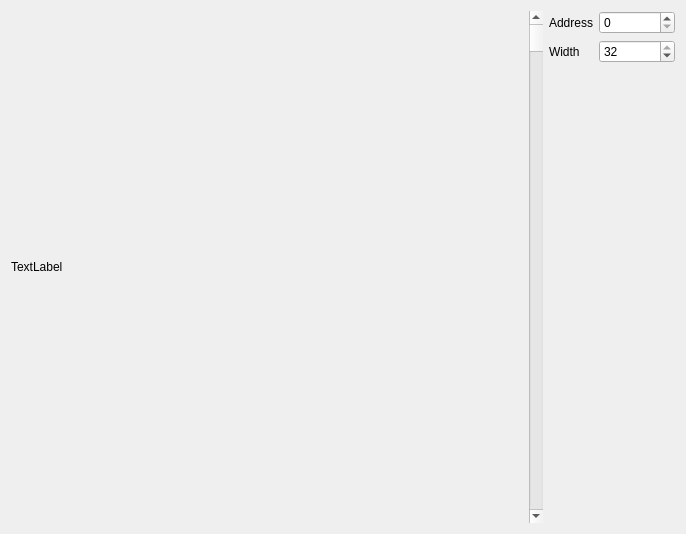
This is ui/memviewer.ui in samstyle/Xpeccy as Qt 5 draws it before an edit. The edited form follows.
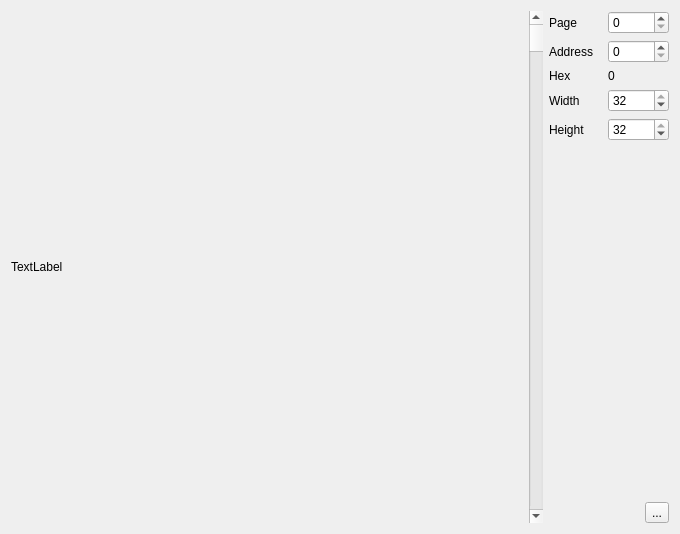
This is the edited form. Icons and pictures are not drawn.

Commit message: build 20161228 [+] Improve sprite scanner: changing #c000 page, sprite hight; ability to save visible area as b/w sprite

```diff
--- a/ui/memviewer.ui
+++ b/ui/memviewer.ui
@@ -9,7 +9,7 @@
    <rect>
     <x>0</x>
     <y>0</y>
-    <width>686</width>
+    <width>680</width>
     <height>522</height>
    </rect>
   </property>
@@ -48,8 +48,43 @@
     </widget>
    </item>
    <item>
-    <layout class="QGridLayout" name="gridLayout" columnstretch="0,10">
+    <layout class="QVBoxLayout" name="verticalLayout">
+     <item>
+      <layout class="QGridLayout" name="gridLayout" columnstretch="0,0">
+       <item row="5" column="0">
+        <spacer name="verticalSpacer">
+         <property name="orientation">
+          <enum>Qt::Vertical</enum>
+         </property>
+         <property name="sizeHint" stdset="0">
+          <size>
+           <width>20</width>
+           <height>40</height>
+          </size>
+         </property>
+        </spacer>
+       </item>
      <item row="1" column="0">
+        <widget class="QLabel" name="label_2">
+         <property name="text">
+          <string>Address</string>
+         </property>
+        </widget>
+       </item>
+       <item row="3" column="1">
+        <widget class="QSpinBox" name="sbWidth">
+         <property name="minimum">
+          <number>1</number>
+         </property>
+         <property name="maximum">
+          <number>32</number>
+         </property>
+         <property name="value">
+          <number>32</number>
+         </property>
+        </widget>
+       </item>
+       <item row="3" column="0">
       <widget class="QLabel" name="label_3">
        <property name="text">
         <string>Width</string>
@@ -57,48 +92,93 @@
       </widget>
      </item>
      <item row="1" column="1">
-      <widget class="QSpinBox" name="sbWidth">
-       <property name="minimum">
-        <number>1</number>
-       </property>
-       <property name="maximum">
-        <number>32</number>
-       </property>
-       <property name="value">
-        <number>32</number>
-       </property>
-      </widget>
-     </item>
-     <item row="0" column="0">
-      <widget class="QLabel" name="label_2">
-       <property name="text">
-        <string>Address</string>
-       </property>
-      </widget>
-     </item>
-     <item row="0" column="1">
       <widget class="QSpinBox" name="sbAddr">
        <property name="maximum">
         <number>65535</number>
        </property>
       </widget>
      </item>
+       <item row="2" column="1">
+        <widget class="QLabel" name="adrhex">
+         <property name="text">
+          <string>0</string>
+         </property>
+        </widget>
+       </item>
      <item row="2" column="0">
-      <spacer name="verticalSpacer">
+        <widget class="QLabel" name="label">
+         <property name="text">
+          <string>Hex</string>
+         </property>
+        </widget>
+       </item>
+       <item row="4" column="0">
+        <widget class="QLabel" name="label_4">
+         <property name="text">
+          <string>Height</string>
+         </property>
+        </widget>
+       </item>
+       <item row="4" column="1">
+        <widget class="QSpinBox" name="sbHeight">
+         <property name="minimum">
+          <number>1</number>
+         </property>
+         <property name="maximum">
+          <number>32</number>
+         </property>
+         <property name="value">
+          <number>32</number>
+         </property>
+        </widget>
+       </item>
+       <item row="0" column="0">
+        <widget class="QLabel" name="label_5">
+         <property name="text">
+          <string>Page</string>
+         </property>
+        </widget>
+       </item>
+       <item row="0" column="1">
+        <widget class="QSpinBox" name="sbPage">
+         <property name="maximum">
+          <number>255</number>
+         </property>
+        </widget>
+       </item>
+      </layout>
+     </item>
+     <item>
+      <layout class="QHBoxLayout" name="horizontalLayout_2">
+       <item>
+        <spacer name="horizontalSpacer">
        <property name="orientation">
-        <enum>Qt::Vertical</enum>
+          <enum>Qt::Horizontal</enum>
        </property>
        <property name="sizeHint" stdset="0">
         <size>
-         <width>20</width>
-         <height>40</height>
+           <width>40</width>
+           <height>20</height>
         </size>
        </property>
       </spacer>
      </item>
+       <item>
+        <widget class="QToolButton" name="tbSave">
+         <property name="text">
+          <string>...</string>
+         </property>
+         <property name="icon">
+          <iconset resource="../xpeccy.qrc">
+           <normaloff>:/images/floppy.png</normaloff>:/images/floppy.png</iconset>
+         </property>
+        </widget>
+       </item>
     </layout>
    </item>
   </layout>
+   </item>
+  </layout>
  </widget>
  <resources/>
  <connections/>
```
Left out of the diff: 4 changed lines with no effect on the pictures. Lines whose indentation alone changed are shown as unchanged. The commit also changes 4 other files.
